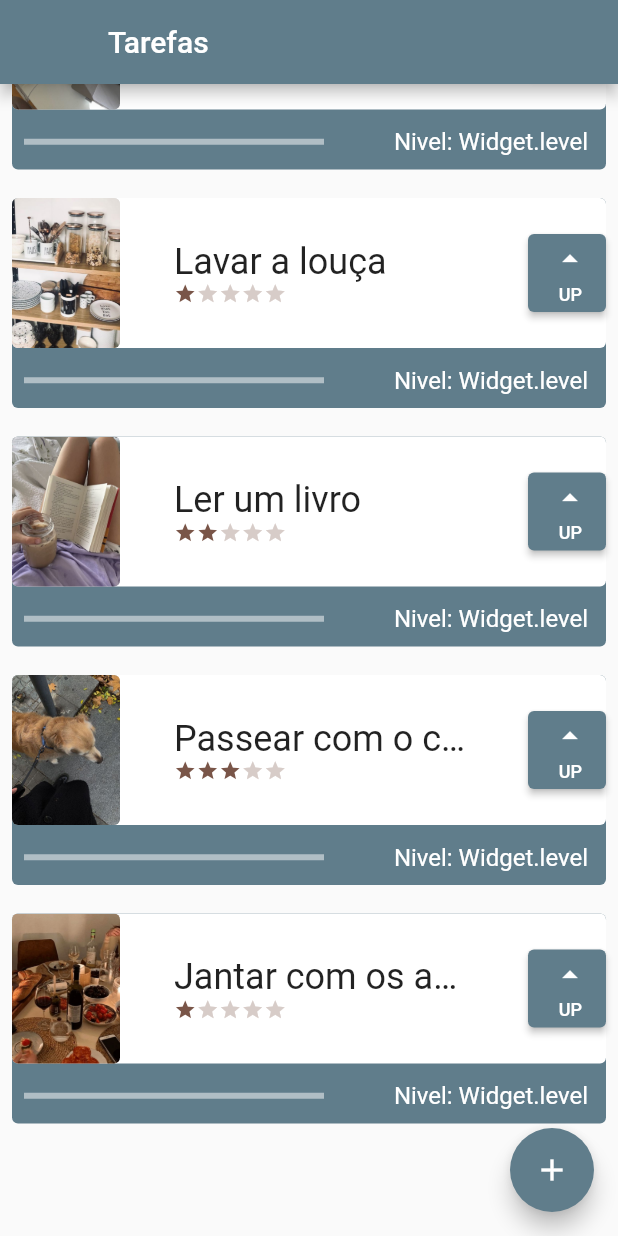
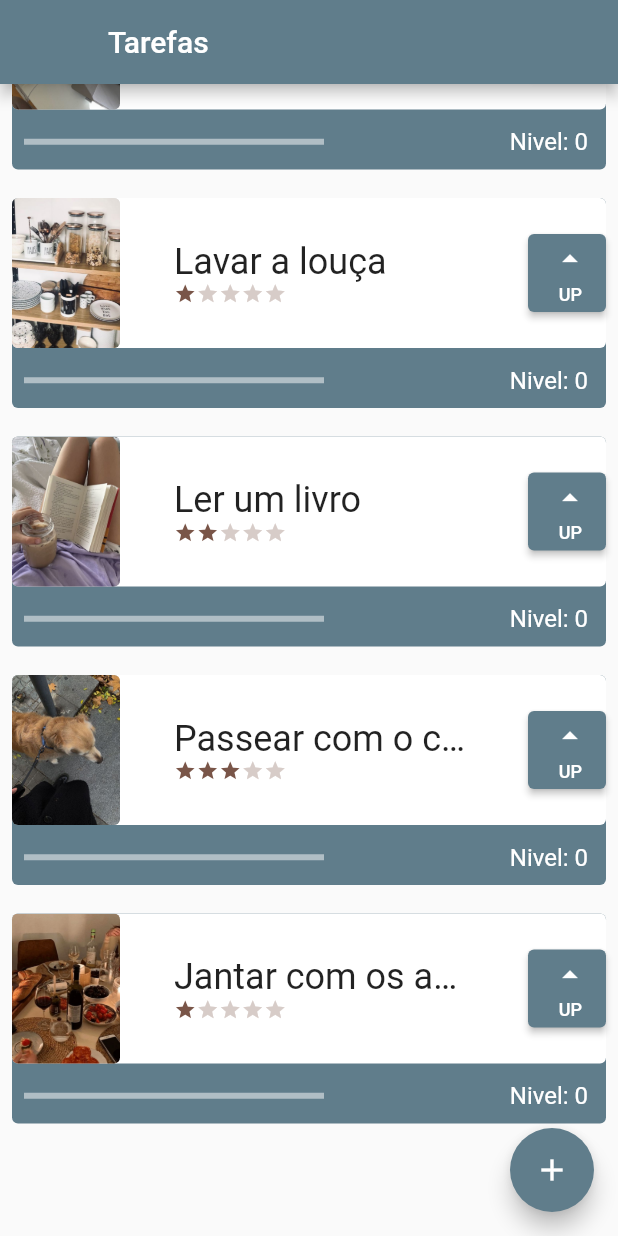
Before and after one commit to isabelaomaciel/to_do_list, a Flutter app: the screen it shows after launch, scrolled down 576 dp, on a phone screen of 412 x 824 dp. Run offline on Flutter 3.47's test engine with Material 2 defaults, Android fonts, the phone set to English and light mode, and no system bars; our stand-ins replace sqflite; accounts and stored records are empty.

```diff
--- a/lib/components/difficulty.dart
+++ b/lib/components/difficulty.dart
@@ -4,9 +4,9 @@ class Difficulty extends StatelessWidget {
   final int difficultyLevel;
 
   const Difficulty({
-    required this.difficultyLevel,
-    super.key,
-  });
+  required this.difficultyLevel,
+  Key? key,
+}) : super(key: key);
 
   @override
   Widget build(BuildContext context) {
--- a/lib/components/task.dart
+++ b/lib/components/task.dart
@@ -157,7 +157,7 @@ class _TaskState extends State<Task> {
                   ),
                   Padding(
                     padding: const EdgeInsets.all(12),
-                    child: Text('Nivel: $widget.level',
+                    child: Text('Nivel: ${widget.level}',
                         style: const TextStyle(
                           color: Colors.white,
                           fontSize: 16,
--- a/pubspec.yaml
+++ b/pubspec.yaml
@@ -35,6 +35,7 @@ dependencies:
   # The following adds the Cupertino Icons font to your application.
   # Use with the CupertinoIcons class for iOS style icons.
   cupertino_icons: ^1.0.2
+  sqflite: ^2.0.3+1
 
 dev_dependencies:
   flutter_test:
```
Also changed, not shown: lib/data/database.dart (added, +10 -0 lines), lib/data/task_dao.dart (added, +19 -0 lines), pubspec.lock.
